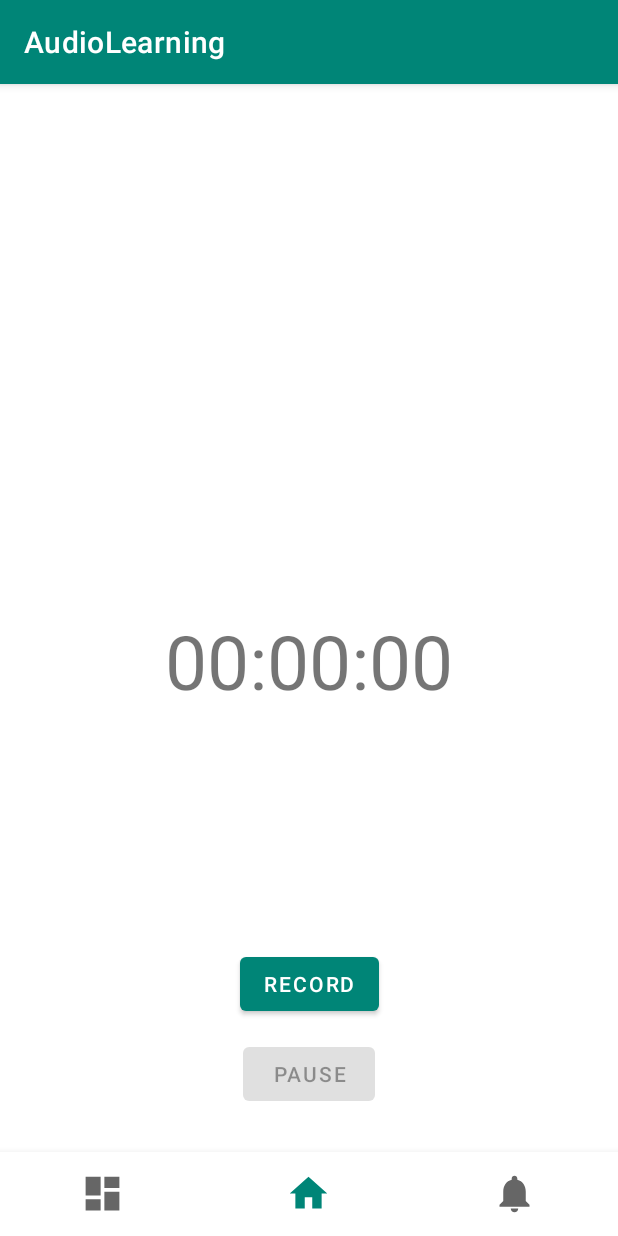
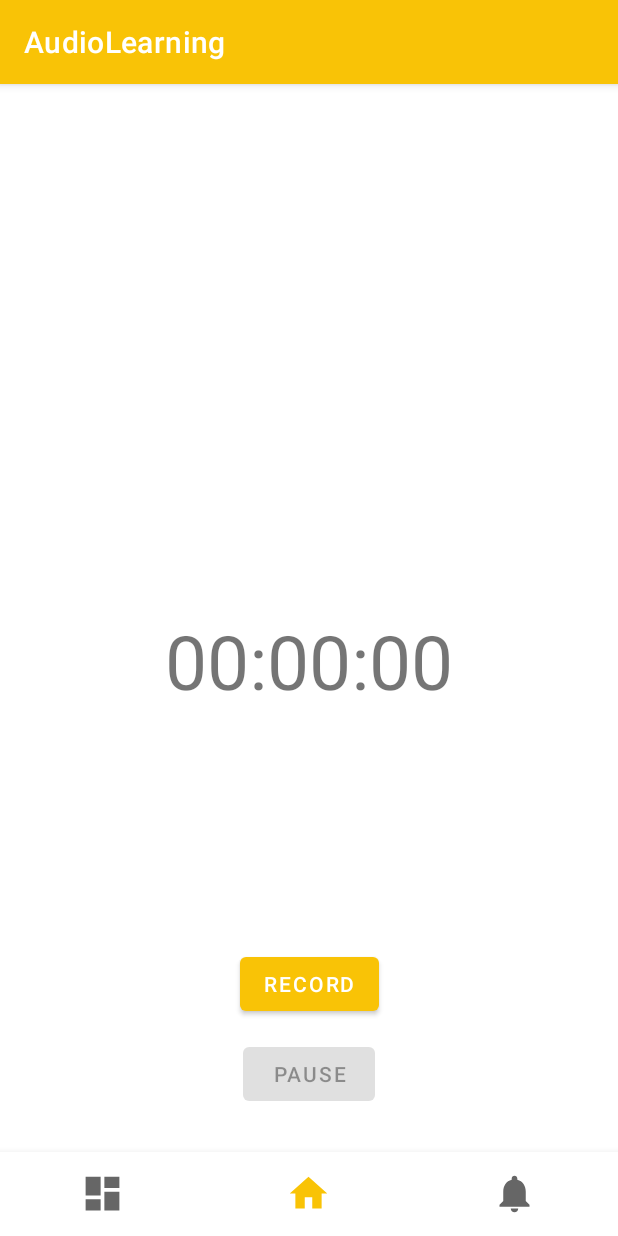
Before and after one commit to Johnni1208/audiolearning-app-android, an Android app: the screen it shows after launch (MainActivity), on a phone screen of 412 x 824 dp. Run offline under Robolectric (Android 15) with nearby library versions, the phone set to English and light mode, and no system bars; our stand-ins replace data binding.

Commit message:
ALAE-13: Changed app colors

```diff
--- a/app/src/main/res/values/colors.xml
+++ b/app/src/main/res/values/colors.xml
@@ -1,6 +1,6 @@
 <?xml version="1.0" encoding="utf-8"?>
 <resources>
-    <color name="colorPrimary">#008577</color>
-    <color name="colorPrimaryDark">#00574B</color>
-    <color name="colorAccent">#D81B60</color>
+    <color name="colorPrimary">#F9C306</color>
+    <color name="colorPrimaryDark">#CCA005</color>
+    <color name="colorAccent">#FF4506</color>
 </resources>
```
